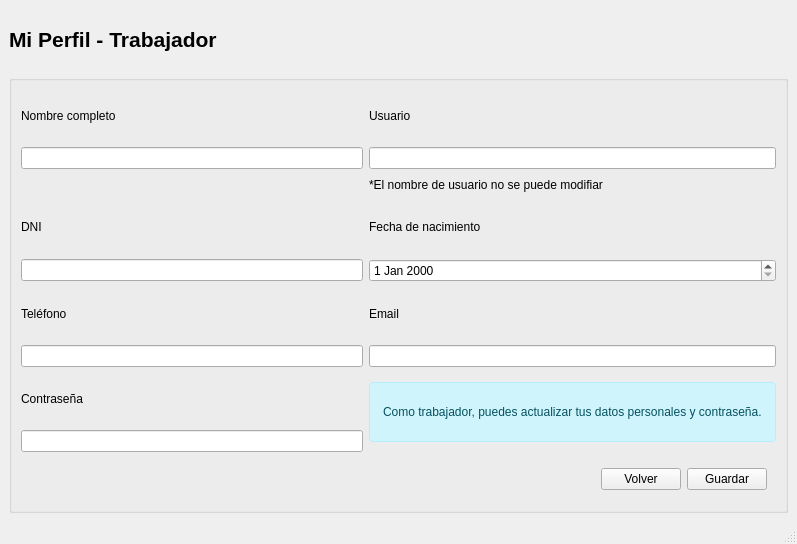
Before: the Qt Designer form src/vista/ui/trabajador/trabajador_perfil.ui in mbatla00/cediza_IS, drawn with Qt 5.
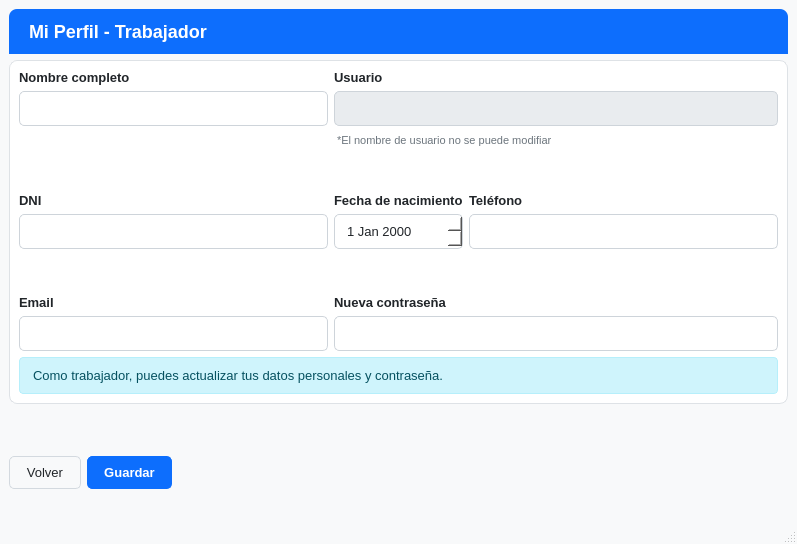
After: the same form once the commit is applied.

Commit message: Arregladas algunas vistas y conectando auth admin trabajador

```diff
--- a/src/vista/ui/trabajador/trabajador_perfil.ui
+++ b/src/vista/ui/trabajador/trabajador_perfil.ui
@@ -13,8 +13,132 @@
   <property name="windowTitle">
    <string>MainWindow</string>
   </property>
+  <property name="styleSheet">
+   <string notr="true">/* --- FONDO DE LA VENTANA --- */
+QMainWindow {
+    background-color: #f8f9fa; /* Gris muy claro, simula el fondo web */
+}
+
+/* --- EL CONTENEDOR (La Tarjeta Blanca) --- */
+QFrame, QGroupBox {
+    background-color: #ffffff;
+    border: 1px solid #dee2e6;
+    border-radius: 8px;
+}
+
+/* Evitamos que los elementos internos hereden el borde del QFrame */
+QLabel, QLineEdit, QDateEdit, QPushButton {
+    border: none;
+}
+
+/* --- LA CABECERA AZUL --- */
+/* Cambiado de turquesa al azul primario de Bootstrap */
+QLabel#label {
+    background-color: #0d6efd; /* Azul como el botón de guardar */
+    color: white;
+    font-size: 18px;
+    font-weight: bold;
+    padding: 12px 15px;
+    /* Redondeamos solo la parte de arriba para que encaje en la tarjeta */
+    border-top-left-radius: 8px; 
+    border-top-right-radius: 8px;
+    border-bottom-left-radius: 0px;
+    border-bottom-right-radius: 0px;
+}
+
+/* --- ETIQUETAS DE TEXTO (Labels) --- */
+QLabel {
+    color: #212529;
+    font-weight: bold;
+    font-size: 13px;
+}
+
+/* El texto pequeño de &quot;El nombre de usuario no se puede modificar&quot; */
+QLabel#label_10 {
+    color: #6c757d;
+    font-weight: normal;
+    font-size: 11px;
+    margin-top: 2px;
+}
+
+/* --- CAMPOS DE TEXTO Y FECHA --- */
+QLineEdit, QDateEdit {
+    border: 1px solid #ced4da;
+    border-radius: 5px;
+    padding: 8px 10px;
+    background-color: #ffffff;
+    color: #212529;
+    font-size: 13px;
+    font-weight: normal;
+}
+
+/* Efecto focus simulando Bootstrap (borde azul) */
+QLineEdit:focus, QDateEdit:focus {
+    border: 1px solid #86b7fe;
+}
+
+/* Campo deshabilitado / Solo lectura (txt_usuario) */
+QLineEdit:read-only {
+    background-color: #e9ecef;
+    color: #6c757d;
+}
+
+/* Ajustes específicos para QDateEdit (la flecha del calendario) */
+QDateEdit::drop-down {
+    subcontrol-origin: padding;
+    subcontrol-position: top right;
+    width: 20px;
+    border-left-width: 1px;
+    border-left-color: #ced4da;
+    border-left-style: solid;
+}
+
+/* --- ALERTA DE INFORMACIÓN --- */
+QLabel#lbl_alerta_info {
+    background-color: #cff4fc;
+    color: #055160;
+    border: 1px solid #b6effb;
+    border-radius: 6px;
+    padding: 12px;
+    font-weight: normal;
+    font-size: 13px;
+}
+
+/* --- BOTONES --- */
+QPushButton {
+    border-radius: 5px;
+    padding: 8px 16px;
+    font-weight: bold;
+    font-size: 13px;
+}
+
+/* Botón Guardar (Azul primario) */
+QPushButton#btn_guardar {
+    background-color: #0d6efd;
+    color: white;
+    border: 1px solid #0d6efd;
+}
+
+QPushButton#btn_guardar:hover {
+    background-color: #0b5ed7;
+    border: 1px solid #0a58ca;
+}
+
+/* Botón Volver (Blanco/Gris claro estilo btn-light) */
+QPushButton#btn_volver {
+    background-color: #f8f9fa;
+    color: #212529;
+    border: 1px solid #d3d9df;
+    font-weight: normal;
+}
+
+QPushButton#btn_volver:hover {
+    background-color: #e2e6ea;
+    border: 1px solid #dae0e5;
+}</string>
+  </property>
   <widget class="QWidget" name="centralwidget">
-   <layout class="QGridLayout" name="gridLayout">
+   <layout class="QGridLayout" name="gridLayout_2">
     <item row="0" column="0">
      <widget class="QLabel" name="label">
       <property name="maximumSize">
@@ -25,7 +149,7 @@
       </property>
       <property name="font">
        <font>
-        <pointsize>16</pointsize>
+        <pointsize>-1</pointsize>
         <bold>true</bold>
        </font>
       </property>
@@ -35,56 +159,39 @@
      </widget>
     </item>
     <item row="1" column="0">
-     <widget class="QGroupBox" name="box_perfil">
-      <property name="title">
-       <string/>
+     <widget class="QFrame" name="frame">
+      <property name="frameShape">
+       <enum>QFrame::Shape::StyledPanel</enum>
       </property>
-      <layout class="QGridLayout" name="gridLayout_2">
-       <item row="1" column="0">
-        <widget class="QLineEdit" name="txt_nombre"/>
+      <property name="frameShadow">
+       <enum>QFrame::Shadow::Raised</enum>
+      </property>
+      <layout class="QGridLayout" name="gridLayout">
+       <item row="0" column="1">
+        <widget class="QLabel" name="label_3">
+         <property name="text">
+          <string>Usuario</string>
+         </property>
+        </widget>
        </item>
        <item row="4" column="1">
-        <widget class="QDateEdit" name="date_nacimiento"/>
+        <widget class="QLabel" name="label_5">
+         <property name="text">
+          <string>Fecha de nacimiento</string>
+         </property>
+        </widget>
+       </item>
+       <item row="0" column="0">
+        <widget class="QLabel" name="label_2">
+         <property name="text">
+          <string>Nombre completo</string>
+         </property>
+        </widget>
        </item>
        <item row="5" column="1">
-        <widget class="QLabel" name="label_7">
-         <property name="text">
-          <string>Email</string>
-         </property>
-        </widget>
+        <widget class="QDateEdit" name="date_nacimiento"/>
        </item>
-       <item row="7" column="0">
-        <widget class="QLabel" name="label_8">
-         <property name="text">
-          <string>Contraseña</string>
-         </property>
-        </widget>
-       </item>
-       <item row="5" column="0">
-        <widget class="QLabel" name="label_6">
-         <property name="text">
-          <string>Teléfono</string>
-         </property>
-        </widget>
-       </item>
-       <item row="1" column="1">
-        <widget class="QLineEdit" name="txt_usuario">
-         <property name="readOnly">
-          <bool>true</bool>
-         </property>
-        </widget>
-       </item>
-       <item row="6" column="1">
-        <widget class="QLineEdit" name="txt_email"/>
-       </item>
-       <item row="3" column="0">
-        <widget class="QLabel" name="label_4">
-         <property name="text">
-          <string>DNI</string>
-         </property>
-        </widget>
-       </item>
-       <item row="7" column="1" rowspan="2">
+       <item row="9" column="0" colspan="3">
         <widget class="QLabel" name="lbl_alerta_info">
          <property name="maximumSize">
           <size>
@@ -100,34 +207,31 @@
          </property>
         </widget>
        </item>
-       <item row="0" column="0">
-        <widget class="QLabel" name="label_2">
+       <item row="1" column="1" colspan="2">
+        <widget class="QLineEdit" name="txt_usuario">
          <property name="text">
-          <string>Nombre completo</string>
+          <string/>
          </property>
+         <property name="readOnly">
+          <bool>true</bool>
+         </property>
         </widget>
        </item>
-       <item row="3" column="1">
-        <widget class="QLabel" name="label_5">
+       <item row="7" column="1">
+        <widget class="QLabel" name="label_8">
          <property name="text">
-          <string>Fecha de nacimiento</string>
+          <string>Nueva contraseña</string>
          </property>
         </widget>
        </item>
-       <item row="8" column="0">
-        <widget class="QLineEdit" name="txt_password"/>
-       </item>
-       <item row="6" column="0">
-        <widget class="QLineEdit" name="txt_telefono"/>
-       </item>
-       <item row="0" column="1">
-        <widget class="QLabel" name="label_3">
+       <item row="7" column="0">
+        <widget class="QLabel" name="label_7">
          <property name="text">
-          <string>Usuario</string>
+          <string>Email</string>
          </property>
         </widget>
        </item>
-       <item row="2" column="1">
+       <item row="2" column="1" colspan="2">
         <widget class="QLabel" name="label_10">
          <property name="maximumSize">
           <size>
@@ -141,50 +245,122 @@
         </widget>
        </item>
        <item row="4" column="0">
+        <widget class="QLabel" name="label_4">
+         <property name="text">
+          <string>DNI</string>
+         </property>
+        </widget>
+       </item>
+       <item row="8" column="0">
+        <widget class="QLineEdit" name="txt_email"/>
+       </item>
+       <item row="8" column="1" colspan="2">
+        <widget class="QLineEdit" name="txt_password">
+         <property name="echoMode">
+          <enum>QLineEdit::EchoMode::Password</enum>
+         </property>
+        </widget>
+       </item>
+       <item row="4" column="2">
+        <widget class="QLabel" name="label_6">
+         <property name="text">
+          <string>Teléfono</string>
+         </property>
+        </widget>
+       </item>
+       <item row="5" column="0">
         <widget class="QLineEdit" name="txt_dni"/>
        </item>
-       <item row="9" column="1">
-        <widget class="QWidget" name="widget" native="true">
-         <property name="maximumSize">
+       <item row="3" column="1">
+        <spacer name="verticalSpacer_2">
+         <property name="orientation">
+          <enum>Qt::Orientation::Vertical</enum>
+         </property>
+         <property name="sizeHint" stdset="0">
           <size>
-           <width>16777215</width>
-           <height>43</height>
+           <width>20</width>
+           <height>40</height>
           </size>
          </property>
-         <layout class="QGridLayout" name="gridLayout_3">
-          <item row="0" column="1">
-           <widget class="QPushButton" name="btn_volver">
-            <property name="text">
-             <string>Volver</string>
-            </property>
-           </widget>
-          </item>
-          <item row="0" column="2">
-           <widget class="QPushButton" name="btn_guardar">
-            <property name="text">
-             <string>Guardar</string>
-            </property>
-           </widget>
-          </item>
-          <item row="0" column="0">
-           <spacer name="horizontalSpacer">
-            <property name="orientation">
-             <enum>Qt::Orientation::Horizontal</enum>
-            </property>
-            <property name="sizeHint" stdset="0">
-             <size>
-              <width>40</width>
-              <height>20</height>
-             </size>
-            </property>
-           </spacer>
-          </item>
-         </layout>
-        </widget>
+        </spacer>
+       </item>
+       <item row="1" column="0">
+        <widget class="QLineEdit" name="txt_nombre"/>
+       </item>
+       <item row="5" column="2">
+        <widget class="QLineEdit" name="txt_telefono"/>
+       </item>
+       <item row="6" column="1">
+        <spacer name="verticalSpacer_3">
+         <property name="orientation">
+          <enum>Qt::Orientation::Vertical</enum>
+         </property>
+         <property name="sizeHint" stdset="0">
+          <size>
+           <width>20</width>
+           <height>40</height>
+          </size>
+         </property>
+        </spacer>
        </item>
       </layout>
      </widget>
     </item>
+    <item row="2" column="0">
+     <spacer name="verticalSpacer">
+      <property name="orientation">
+       <enum>Qt::Orientation::Vertical</enum>
+      </property>
+      <property name="sizeHint" stdset="0">
+       <size>
+        <width>20</width>
+        <height>21</height>
+       </size>
+      </property>
+     </spacer>
+    </item>
+    <item row="3" column="0">
+     <layout class="QHBoxLayout" name="horizontalLayout">
+      <item>
+       <widget class="QPushButton" name="btn_volver">
+        <property name="text">
+         <string>Volver</string>
+        </property>
+       </widget>
+      </item>
+      <item>
+       <widget class="QPushButton" name="btn_guardar">
+        <property name="text">
+         <string>Guardar</string>
+        </property>
+       </widget>
+      </item>
+      <item>
+       <spacer name="horizontalSpacer">
+        <property name="orientation">
+         <enum>Qt::Orientation::Horizontal</enum>
+        </property>
+        <property name="sizeHint" stdset="0">
+         <size>
+          <width>37</width>
+          <height>21</height>
+         </size>
+        </property>
+       </spacer>
+      </item>
+     </layout>
+    </item>
+    <item row="4" column="0">
+     <widget class="QWidget" name="widget" native="true">
+      <property name="maximumSize">
+       <size>
+        <width>16777215</width>
+        <height>43</height>
+       </size>
+      </property>
+      <layout class="QGridLayout" name="gridLayout_3"/>
+     </widget>
+    </item>
    </layout>
   </widget>
   <widget class="QMenuBar" name="menubar">
```
Left out of the diff: 10 changed lines with no effect on the pictures. The commit also changes 31 other files.
